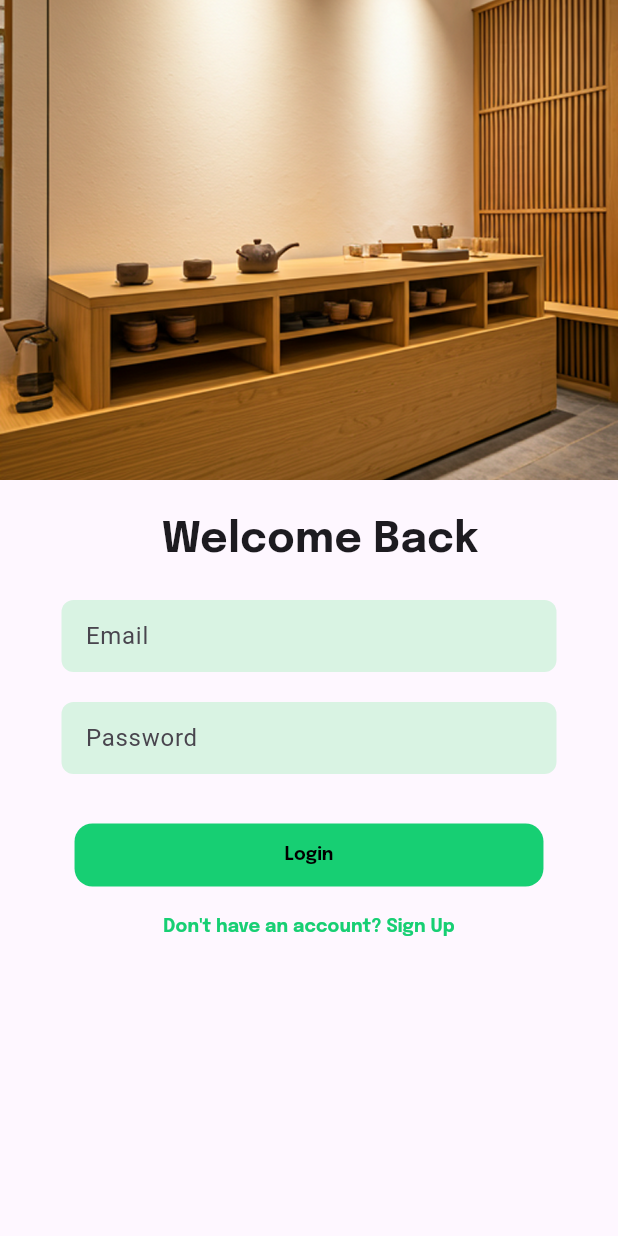
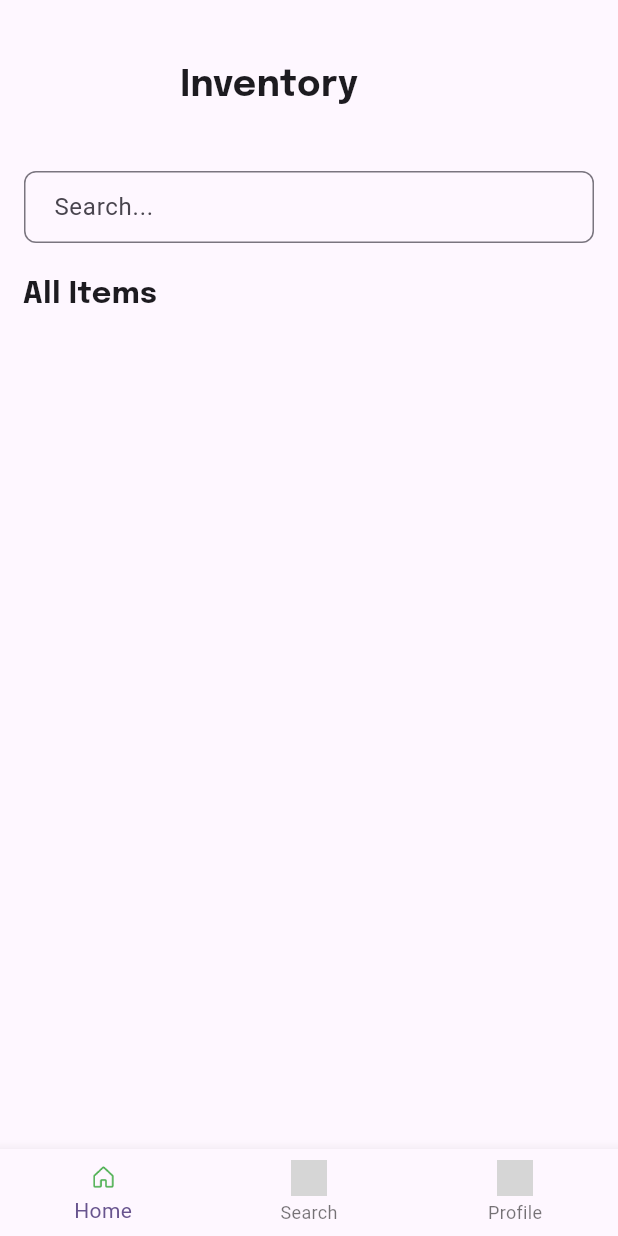
Before and after one commit to Jotham0505/Inventory_Management_App_Flutter, a Flutter app: the screen it shows after launch, on a phone screen of 412 x 824 dp. Run offline on Flutter 3.47's test engine with Material 3 defaults, Android fonts, the light colour scheme and no system bars; our stand-ins replace flutter_secure_storage; grey boxes are pictures that could not be loaded.

Commit message:
item page

```diff
--- a/lib/main.dart
+++ b/lib/main.dart
@@ -1,4 +1,5 @@
 import 'package:flutter/material.dart';
+import 'package:tea_app/pages/App_Pages/itemsPage.dart';
 import 'package:tea_app/pages/Auth/loginPage.dart';
 import 'package:tea_app/pages/Auth/onboardingPage.dart';
 import 'package:tea_app/pages/Auth/signupPage.dart';
@@ -20,7 +21,7 @@ class MyApp extends StatelessWidget {
         colorScheme: ColorScheme.fromSeed(seedColor: Colors.deepPurple),
         useMaterial3: true,
       ),
-      home: const Loginpage(),
+      home: const Itemspage(),
     );
   }
 }
--- /dev/null
+++ b/lib/pages/App_Pages/itemsPage.dart
@@ -0,0 +1,145 @@
+import 'dart:convert';
+import 'package:flutter/material.dart';
+import 'package:flutter_secure_storage/flutter_secure_storage.dart';
+import 'package:http/http.dart' as http;
+
+class Itemspage extends StatefulWidget {
+  const Itemspage({super.key});
+
+  @override
+  State<Itemspage> createState() => _ItemspageState();
+}
+
+class _ItemspageState extends State<Itemspage> {
+  final FlutterSecureStorage storage = FlutterSecureStorage();
+  String? userEmail;
+  bool isLoading = true;
+
+  @override
+  void initState() {
+    super.initState();
+    fetchUserInfo();
+  }
+
+  Future<void> fetchUserInfo() async {
+    final token = await storage.read(key: 'access_token');
+
+    if (token == null) {
+      setState(() {
+        userEmail = "No token found";
+        isLoading = false;
+      });
+      return;
+    }
+
+    final url = Uri.parse('http://172.18.106.55:8000/api/auth/me');
+
+    try {
+      final response = await http.get(
+        url,
+        headers: {
+          'Content-Type': 'application/json',
+          'Authorization': 'Bearer $token',
+        },
+      );
+
+      if (response.statusCode == 200) {
+        final data = jsonDecode(response.body);
+        setState(() {
+          userEmail = data['email'];
+          isLoading = false;
+        });
+      } else {
+        setState(() {
+          userEmail = "Failed to fetch user info";
+          isLoading = false;
+        });
+      }
+    } catch (e) {
+      setState(() {
+        userEmail = "Error: $e";
+        isLoading = false;
+      });
+    }
+  }
+
+  @override
+  Widget build(BuildContext context) {
+    return Scaffold(
+        body: Column(
+      mainAxisAlignment: MainAxisAlignment.start,
+      crossAxisAlignment: CrossAxisAlignment.start,
+      children: [
+        Padding(
+          padding:
+              const EdgeInsets.symmetric(horizontal: 120.0, vertical: 40.0),
+          child: Text(
+            "Inventory",
+            style: TextStyle(
+              fontSize: 24,
+              fontWeight: FontWeight.bold,
+              fontFamily: 'Epilogue',
+            ),
+          ),
+        ),
+
+        // Search Bar
+        Padding(
+          padding: const EdgeInsets.symmetric(horizontal: 16.0),
+          child: TextField(
+            decoration: InputDecoration(
+              hintText: 'Search...',
+              border: OutlineInputBorder(
+                borderRadius: BorderRadius.circular(8.0),
+                borderSide: BorderSide(
+                  color: Color.fromARGB(255, 217, 243, 227),
+                ),
+              ),
+              contentPadding: EdgeInsets.symmetric(horizontal: 16.0),
+            ),
+          ),
+        ),
+
+        SizedBox(height: 20),
+
+        Padding(
+          padding: const EdgeInsets.symmetric(horizontal: 15.0),
+          child: Text(
+            "All Items",
+            style: TextStyle(
+              fontSize: 20,
+              fontWeight: FontWeight.bold,
+              fontFamily: 'Epilogue',
+            ),
+          ),
+        ),
+
+        Spacer(),
+
+        // Navigation bottom bar
+        BottomNavigationBar(
+          items: [
+            BottomNavigationBarItem(
+              icon: Image.asset('assets/home.png', width: 24, height: 24),
+              label: 'Home',
+              activeIcon: Image.asset(
+                'assets/home.png',
+                width: 24,
+                height: 24,
+                color: Colors.green, // Change to your desired color
+              ),
+            ),
+            BottomNavigationBarItem(
+              icon: Image.asset('assets/search.png', width: 24, height: 24),
+              label: 'Search',
+            ),
+            BottomNavigationBarItem(
+              icon: Image.asset('assets/profile.png', width: 24, height: 24),
+              label: 'Profile',
+            ),
+          ],
+        ),
+      ],
+    ));
+  }
+}
--- a/lib/pages/Auth/loginPage.dart
+++ b/lib/pages/Auth/loginPage.dart
@@ -3,7 +3,7 @@ import 'dart:convert';
 import 'package:flutter/material.dart';
 import 'package:http/http.dart' as http;
 import 'package:flutter_secure_storage/flutter_secure_storage.dart';
-import 'package:tea_app/pages/App_Pages/homePage.dart';
+import 'package:tea_app/pages/App_Pages/itemsPage.dart';
 import 'package:tea_app/pages/Auth/signupPage.dart';
 
 class Loginpage extends StatefulWidget {
@@ -100,7 +100,7 @@ class _LoginpageState extends State<Loginpage> {
                     final storage = FlutterSecureStorage();
                     await storage.write(key: 'access_token', value: token);
                     Navigator.push(context,
-                        MaterialPageRoute(builder: (context) => Homepage()));
+                        MaterialPageRoute(builder: (context) => Itemspage()));
                   } else {
                     ScaffoldMessenger.of(context).showSnackBar(
                       SnackBar(content: Text('Login failed: ${response.body}')),
--- a/lib/pages/Auth/signupPage.dart
+++ b/lib/pages/Auth/signupPage.dart
@@ -2,7 +2,7 @@ import 'dart:convert';
 import 'package:flutter/material.dart';
 import 'package:http/http.dart' as http;
 import 'package:flutter_secure_storage/flutter_secure_storage.dart';
-import 'package:tea_app/pages/App_Pages/homePage.dart';
+import 'package:tea_app/pages/App_Pages/itemsPage.dart';
 
 class SignupPage extends StatelessWidget {
   const SignupPage({super.key});
@@ -64,7 +64,7 @@ class SignupPage extends StatelessWidget {
                     final token = jsonDecode(response.body)['access_token'];
                     await storage.write(key: 'access_token', value: token);
                     Navigator.push(context,
-                        MaterialPageRoute(builder: (context) => Homepage()));
+                        MaterialPageRoute(builder: (context) => Itemspage()));
                     ScaffoldMessenger.of(context).showSnackBar(
                       const SnackBar(content: Text('Signup successful!')),
                     );
```
Also changed, not shown: lib/pages/App_Pages/homePage.dart (deleted, +0 -17 lines), assets/home.png (added).
